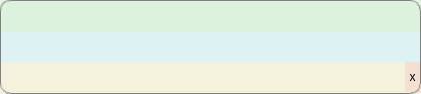
The window that src/gui/design/WidgetTranslateLines.ui (Icexbb/SekaiSubtitle-Python) describes before a commit, drawn with Qt 5.
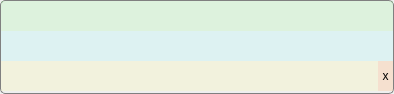
The same window after the commit.

Commit message: Translate Add Check Text AutoSave Setting Auto Adjust Adjust UI

Diff of the .ui file:
```diff
--- a/src/gui/design/WidgetTranslateLines.ui
+++ b/src/gui/design/WidgetTranslateLines.ui
@@ -6,7 +6,7 @@
    <rect>
     <x>0</x>
     <y>0</y>
-    <width>421</width>
+    <width>394</width>
     <height>94</height>
    </rect>
   </property>
@@ -37,9 +37,7 @@
 #WidgetMiddle{background-color: rgba(150, 255, 255, 50);}
 QLineEdit{margin:2px;background-color:rgba(0,0,0,0);}
 QToolButton#ClearButton{border:0px;background-color: rgba(255, 150, 150, 50);}
-#LineFrame{border:0.5px groove gray;border-radius:10px;}
-
-            </string>
+#LineFrame{border:0.5px solid gray;border-radius:5px;}</string>
   </property>
   <layout class="QGridLayout" name="gridLayout">
    <property name="leftMargin">
@@ -89,6 +87,18 @@
       </property>
       <item>
        <widget class="QWidget" name="WidgetUp" native="true">
+        <property name="minimumSize">
+         <size>
+          <width>0</width>
+          <height>30</height>
+         </size>
+        </property>
+        <property name="maximumSize">
+         <size>
+          <width>16777215</width>
+          <height>30</height>
+         </size>
+        </property>
         <layout class="QHBoxLayout" name="horizontalLayout_2">
          <property name="leftMargin">
           <number>0</number>
@@ -138,6 +148,18 @@
       </item>
       <item>
        <widget class="QWidget" name="WidgetMiddle" native="true">
+        <property name="minimumSize">
+         <size>
+          <width>0</width>
+          <height>0</height>
+         </size>
+        </property>
+        <property name="maximumSize">
+         <size>
+          <width>16777215</width>
+          <height>30</height>
+         </size>
+        </property>
         <layout class="QHBoxLayout" name="horizontalLayout">
          <property name="spacing">
           <number>0</number>
@@ -156,10 +178,16 @@
          </property>
          <item>
           <widget class="QLineEdit" name="TextBrowserTranslated">
+           <property name="sizePolicy">
+            <sizepolicy hsizetype="Expanding" vsizetype="Fixed">
+             <horstretch>0</horstretch>
+             <verstretch>0</verstretch>
+            </sizepolicy>
+           </property>
            <property name="minimumSize">
             <size>
              <width>0</width>
-             <height>0</height>
+             <height>30</height>
             </size>
            </property>
            <property name="maximumSize">
@@ -190,6 +218,18 @@
       </item>
       <item>
        <widget class="QWidget" name="WidgetDown" native="true">
+        <property name="minimumSize">
+         <size>
+          <width>0</width>
+          <height>30</height>
+         </size>
+        </property>
+        <property name="maximumSize">
+         <size>
+          <width>16777215</width>
+          <height>30</height>
+         </size>
+        </property>
         <layout class="QHBoxLayout" name="horizontalLayout_3">
          <property name="spacing">
           <number>0</number>
@@ -225,6 +265,16 @@
            </property>
           </widget>
          </item>
+         <item>
+          <widget class="QLabel" name="WarningLabel">
+           <property name="toolTipDuration">
+            <number>0</number>
+           </property>
+           <property name="text">
+            <string/>
+           </property>
+          </widget>
+         </item>
          <item>
           <widget class="QLabel" name="TextLengthLabel">
            <property name="text">
```
Left out of the diff: 3 changed lines with no effect on the pictures. The commit also changes 16 other files.
